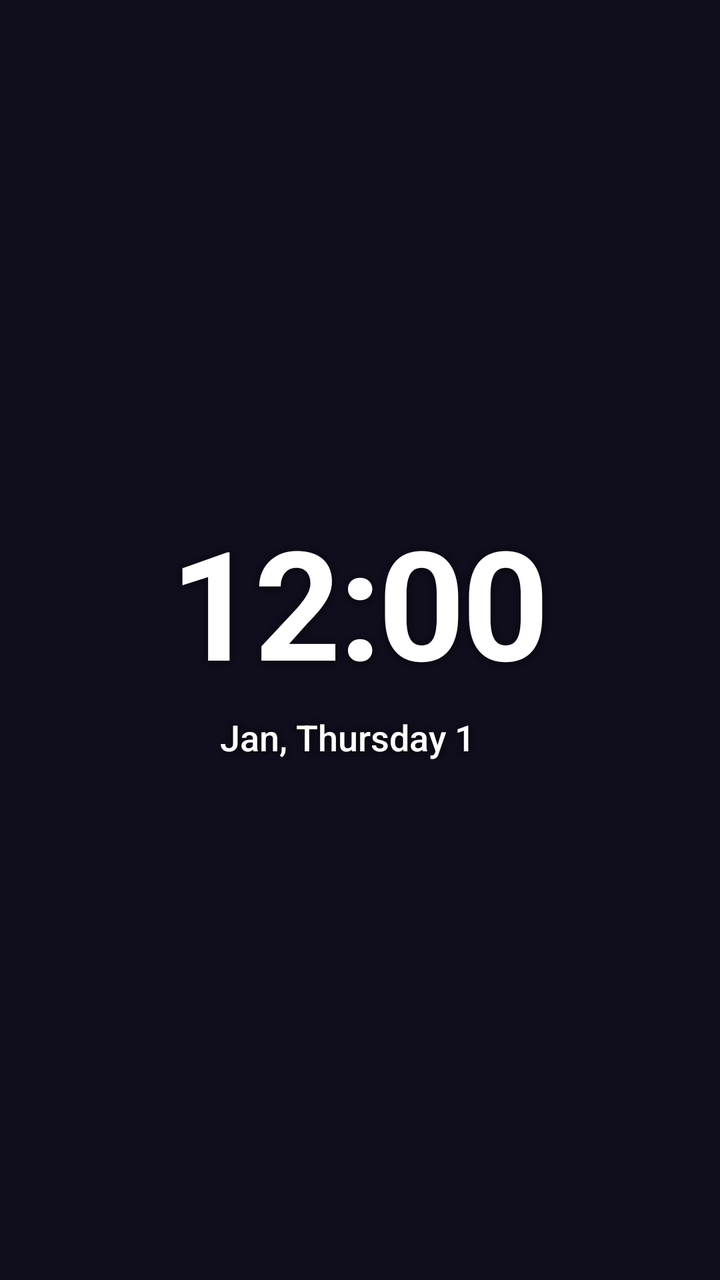
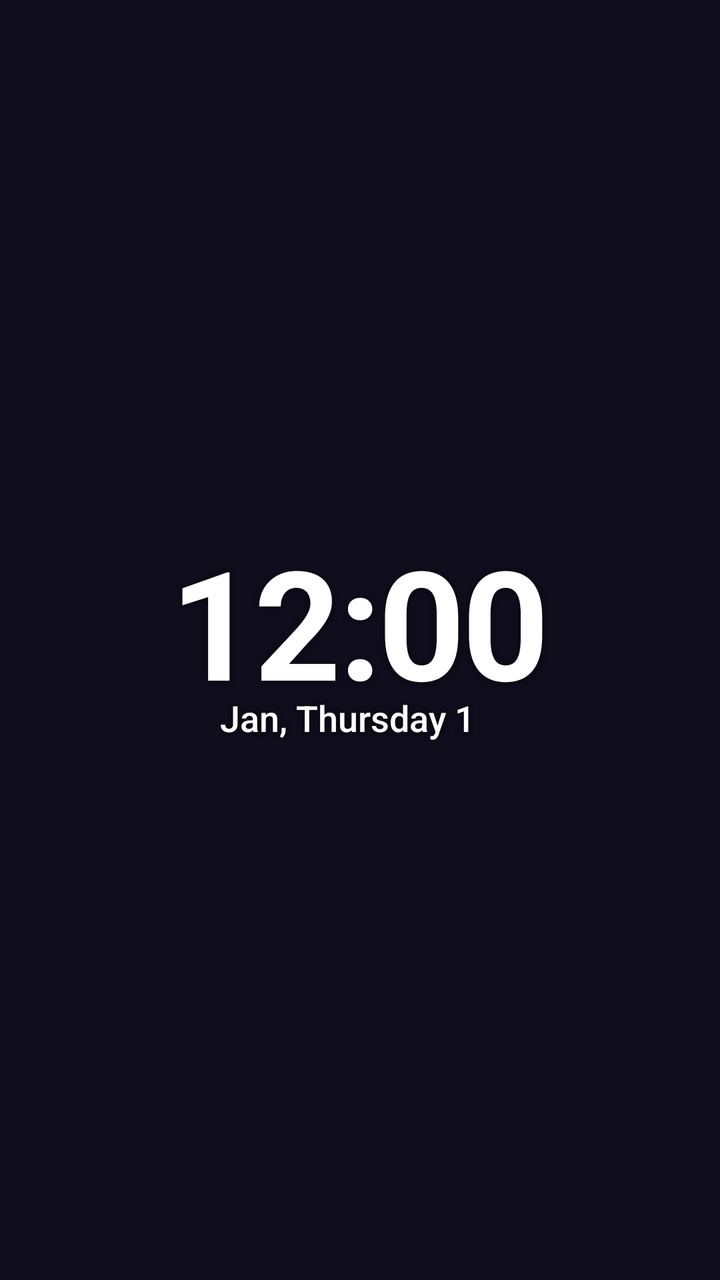

Screens rendered from an Android XML layout before and after an edit, with the pre-edit source and the edit as a unified diff.
<!-- AndroidManifest.xml: application theme AppTheme -->
<!-- res/layout/widget_large.xml -->
<?xml version="1.0" encoding="utf-8"?>
<LinearLayout xmlns:android="http://schemas.android.com/apk/res/android"
    android:id="@+id/widget_root"
    android:layout_width="match_parent"
    android:layout_height="match_parent"
    android:background="@drawable/widget_background"
    android:gravity="center"
    android:orientation="vertical"
    android:padding="16dp">
    <TextClock
        android:id="@+id/widget_time"
        android:format12Hour="h:mm"
        android:format24Hour="HH:mm"
        style="@style/WidgetText.Time"
        android:layout_width="wrap_content"
        android:layout_height="wrap_content"
        android:textSize="76sp" />
    <LinearLayout
        android:layout_width="wrap_content"
        android:layout_height="wrap_content"
        android:layout_marginTop="10dp"
        android:gravity="center_vertical"
        android:orientation="horizontal">
        <TextClock
            android:id="@+id/widget_date"
        android:format12Hour="MMM, EEEE d"
        android:format24Hour="MMM, EEEE d"
            style="@style/WidgetText.Detail"
            android:layout_width="wrap_content"
            android:layout_height="wrap_content"
            android:layout_marginEnd="12dp"
            android:maxLines="1"
            android:textSize="18sp" />
    <LinearLayout
        android:id="@+id/widget_weather"
        android:layout_width="wrap_content"
        android:layout_height="wrap_content"
        android:gravity="center_vertical"
        android:orientation="horizontal"
        android:visibility="gone">
        <ImageView
            android:id="@+id/widget_weather_icon"
            android:layout_width="28dp"
            android:layout_height="28dp"
            android:layout_marginEnd="6dp" />
        <TextView
            android:id="@+id/widget_weather_temp"
            style="@style/WidgetText.Detail"
            android:layout_width="wrap_content"
            android:layout_height="wrap_content"
            android:textSize="18sp" />
    </LinearLayout>
    </LinearLayout>
    <TextView
        android:id="@+id/widget_alarm"
        style="@style/WidgetText.Small"
        android:layout_width="wrap_content"
        android:layout_height="wrap_content"
        android:layout_marginTop="10dp"
        android:textSize="15sp"
        android:visibility="gone" />
</LinearLayout>
<!-- resources referenced by this layout -->
<resources>
  <!-- drawable widget_background (drawable) -->
  <?xml version="1.0" encoding="utf-8"?>
  <shape xmlns:android="http://schemas.android.com/apk/res/android" android:shape="rectangle">
      <solid android:color="@android:color/transparent" />
  </shape>
  <style name="WidgetText.Detail">
          <item name="android:fontFamily">sans-serif-medium</item>
          <item name="android:textSize">15sp</item>
      </style>
  <style name="WidgetText.Small">
          <item name="android:fontFamily">sans-serif</item>
          <item name="android:textSize">13sp</item>
          <item name="android:textColor">#E6FFFFFF</item>
      </style>
  <style name="WidgetText.Time">
          <item name="android:textStyle">bold</item>
          <item name="android:letterSpacing">-0.02</item>
      </style>
  <style name="AppTheme" parent="Theme.AppCompat.DayNight.NoActionBar">
          <item name="android:editTextBackground">@drawable/rn_edit_text_material</item>
          <item name="android:windowBackground">@color/midnight_background</item>
          <item name="android:statusBarColor">@color/midnight_background</item>
          <item name="android:navigationBarColor">@color/midnight_background</item>
      </style>
  <!-- drawable rn_edit_text_material (drawable) -->
  <?xml version="1.0" encoding="utf-8"?>
  <inset xmlns:android="http://schemas.android.com/apk/res/android"
         android:insetLeft="@dimen/abc_edit_text_inset_horizontal_material"
         android:insetRight="@dimen/abc_edit_text_inset_horizontal_material"
         android:insetTop="@dimen/abc_edit_text_inset_top_material"
         android:insetBottom="@dimen/abc_edit_text_inset_bottom_material"
         >
  
      <selector>
          
          <item android:state_enabled="false" android:drawable="@drawable/abc_textfield_default_mtrl_alpha"/>
          <item android:drawable="@drawable/abc_textfield_activated_mtrl_alpha"/>
      </selector>
  
  </inset>
  <color name="midnight_background">#100D1C</color>
</resources>

<!-- the commit's change to res/layout/widget_large.xml (unified diff, before → after) -->
@@ -14,11 +14,12 @@
         style="@style/WidgetText.Time"
         android:layout_width="wrap_content"
         android:layout_height="wrap_content"
+        android:layout_marginBottom="-10dp"
         android:textSize="76sp" />
     <LinearLayout
         android:layout_width="wrap_content"
         android:layout_height="wrap_content"
-        android:layout_marginTop="10dp"
+        android:layout_marginTop="0dp"
         android:gravity="center_vertical"
         android:orientation="horizontal">
         <TextClock
